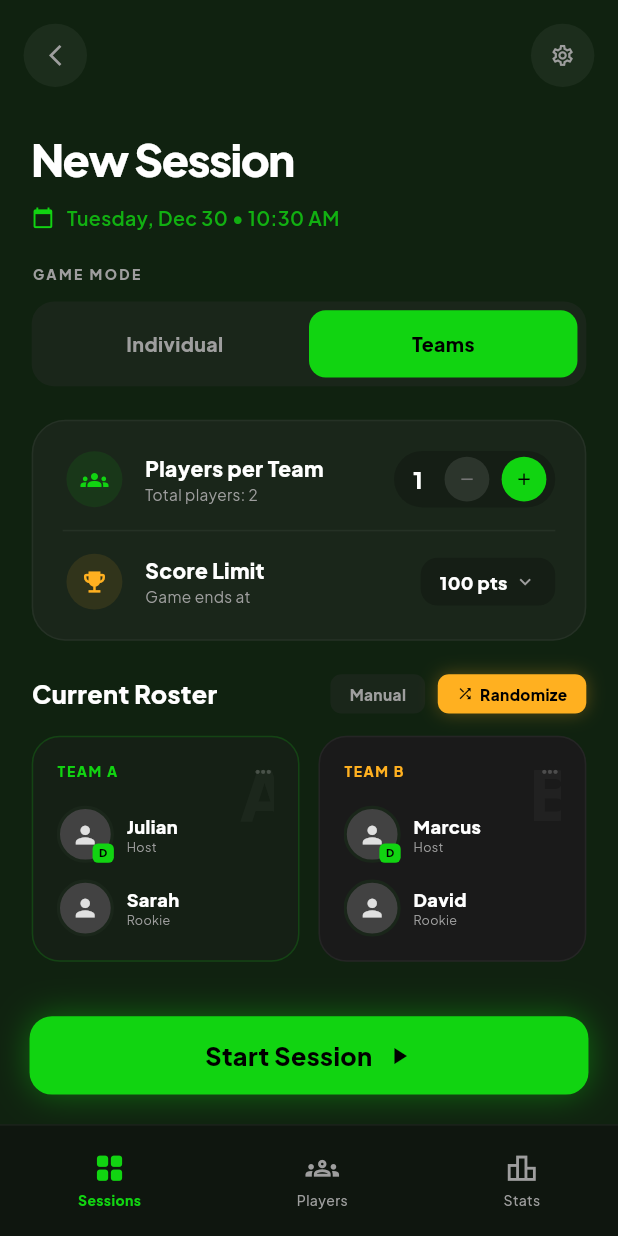
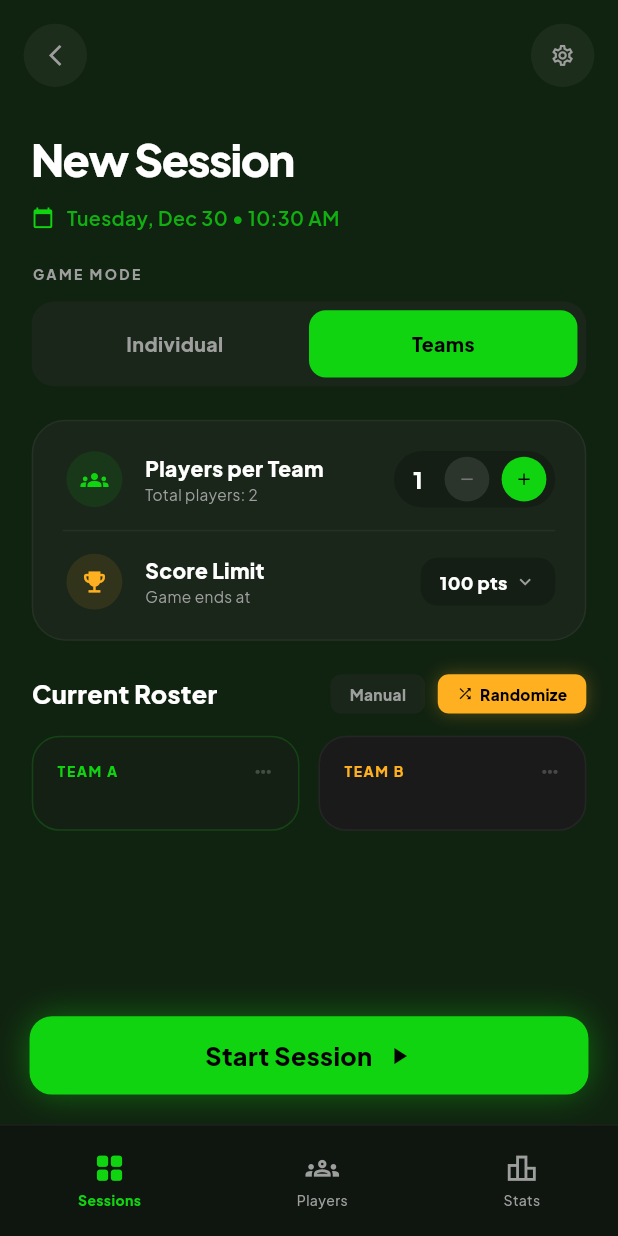
Before and after one commit to hosamafiky/dominoes_tracker, a Flutter app: the SessionSetupPage screen opened by its route, after a tap on the "remove" icon, on a phone screen of 412 x 824 dp. Run offline on Flutter 3.47's test engine with Material 3 defaults, Android fonts, the phone set to English and light mode, and no system bars; our stand-ins replace cached_network_image, cloud_firestore, dartz, equatable, firebase_core, flutter_bloc and 5 more; accounts and stored records are empty.

Commit message:
feat: Enhance session setup with player roster management and UI updates

```diff
--- a/lib/features/sessions/presentation/pages/session_setup_page.dart
+++ b/lib/features/sessions/presentation/pages/session_setup_page.dart
@@ -1,3 +1,4 @@
+import 'package:dominoes_tracker/features/players/domain/entities/player.dart';
 import 'package:flutter/material.dart';
 import 'package:flutter_bloc/flutter_bloc.dart';
 import 'package:flutter_screenutil/flutter_screenutil.dart';
@@ -29,6 +30,18 @@ class _SessionSetupPageState extends State<SessionSetupPage> {
   int playersPerTeam = 2;
   int scoreLimit = 100;
 
+  List<Player> team1 = [];
+  List<Player> team2 = [];
+
+  void _updateRoster(List<Player> players) {
+    final allPlayers = players.toList()..shuffle();
+    final halfSize = (allPlayers.length / 2).ceil();
+    setState(() {
+      team1 = allPlayers.take(halfSize).toList();
+      team2 = allPlayers.skip(halfSize).toList();
+    });
+  }
+
   @override
   void initState() {
     super.initState();
@@ -41,7 +54,9 @@ class _SessionSetupPageState extends State<SessionSetupPage> {
     final now = DateTime.now();
     final dateStr = DateFormat('EEEE, MMM d • h:mm a').format(now);
 
-    return BlocListener<SessionCubit, SessionState>(
+    return MultiBlocListener(
+      listeners: [
+        BlocListener<SessionCubit, SessionState>(
           listener: (context, state) {
             final route = ModalRoute.of(context)!;
             final isCurrent = route.isCurrent;
@@ -52,6 +67,15 @@ class _SessionSetupPageState extends State<SessionSetupPage> {
               ScaffoldMessenger.of(context).showSnackBar(SnackBar(content: Text(state.sessionError!), backgroundColor: Colors.red));
             }
           },
+        ),
+        BlocListener<PlayersCubit, PlayersState>(
+          listener: (context, state) {
+            if (state is PlayersLoaded) {
+              _updateRoster(state.players);
+            }
+          },
+        ),
+      ],
       child: Scaffold(
         backgroundColor: isDark ? AppTheme.backgroundDark : AppTheme.backgroundLight,
         body: Stack(
@@ -81,9 +105,9 @@ class _SessionSetupPageState extends State<SessionSetupPage> {
                             },
                           ),
                           24.verticalSpace,
-                          const RosterHeader(),
+                          RosterHeader(onRandomizeTap: () => _updateRoster(team1..addAll(team2)), onManualTap: () {}),
                           16.verticalSpace,
-                          const TeamRosterGrid(),
+                          TeamRosterGrid(team1: team1, team2: team2),
                           160.verticalSpace,
                         ],
                       ),
@@ -96,25 +120,12 @@ class _SessionSetupPageState extends State<SessionSetupPage> {
               builder: (context, state) => SessionFooter(
                 sessionStatus: state.sessionStatus,
                 onCreateSession: () {
-                  final playersState = context.read<PlayersCubit>().state;
-                  List<String> team1Ids = [];
-                  List<String> team2Ids = [];
-                  if (playersState is PlayersLoaded) {
-                    final selected = playersState.players.where((p) => p.isSelected).toList();
-                    if (selected.isNotEmpty) {
-                      // simple logic: first half to team 1, second half to team 2
-                      int mid = (selected.length / 2).ceil();
-                      team1Ids = selected.take(mid).map((p) => p.id).toList();
-                      team2Ids = selected.skip(mid).map((p) => p.id).toList();
-                    }
-                  }
-
                   context.read<SessionCubit>().createSession(
                     team1Name: isTeamMode ? 'Team A' : 'Player 1',
                     team2Name: isTeamMode ? 'Team B' : 'Player 2',
                     limit: scoreLimit,
-                    team1PlayerIds: team1Ids,
-                    team2PlayerIds: team2Ids,
+                    team1PlayerIds: team1.map((p) => p.id).toList(),
+                    team2PlayerIds: team2.map((p) => p.id).toList(),
                   );
                 },
               ),
--- a/lib/features/sessions/presentation/widgets/roster_header.dart
+++ b/lib/features/sessions/presentation/widgets/roster_header.dart
@@ -8,13 +8,16 @@ class SessionActionChip extends StatelessWidget {
   final Color bg;
   final Color textColor;
   final bool hasPulse;
+  final VoidCallback? onTap;
 
-  const SessionActionChip({super.key, required this.label, required this.bg, required this.textColor, this.hasPulse = false});
+  const SessionActionChip({super.key, required this.label, required this.bg, required this.textColor, this.hasPulse = false, this.onTap});
 
   @override
   Widget build(BuildContext context) {
     final isDark = Theme.of(context).brightness == Brightness.dark;
-    return Container(
+    return InkWell(
+      onTap: onTap,
+      child: Container(
         padding: EdgeInsets.symmetric(horizontal: 12.w, vertical: 6.h),
         decoration: BoxDecoration(
           color: bg == Colors.transparent ? (isDark ? AppTheme.surfaceHighlight : Colors.grey[200]!) : bg,
@@ -31,12 +34,16 @@ class SessionActionChip extends StatelessWidget {
             ),
           ],
         ),
+      ),
     );
   }
 }
 
 class RosterHeader extends StatelessWidget {
-  const RosterHeader({super.key});
+  const RosterHeader({super.key, this.onRandomizeTap, this.onManualTap});
+
+  final VoidCallback? onRandomizeTap;
+  final VoidCallback? onManualTap;
 
   @override
   Widget build(BuildContext context) {
@@ -49,9 +56,9 @@ class RosterHeader extends StatelessWidget {
         ),
         Row(
           children: [
-            const SessionActionChip(label: 'Manual', bg: Colors.transparent, textColor: Colors.grey),
+            SessionActionChip(label: 'Manual', bg: Colors.transparent, textColor: Colors.grey, onTap: onManualTap),
             8.horizontalSpace,
-            const SessionActionChip(label: 'Randomize', bg: AppTheme.accentGold, textColor: Colors.black, hasPulse: true),
+            SessionActionChip(label: 'Randomize', bg: AppTheme.accentGold, textColor: Colors.black, hasPulse: true, onTap: onRandomizeTap),
           ],
         ),
       ],
--- a/lib/features/sessions/presentation/widgets/team_roster_grid.dart
+++ b/lib/features/sessions/presentation/widgets/team_roster_grid.dart
@@ -1,58 +1,62 @@
+import 'package:dominoes_tracker/core/widgets/app_cached_image.dart';
 import 'package:flutter/material.dart';
 import 'package:flutter_screenutil/flutter_screenutil.dart';
 
 import '../../../../core/theme/app_theme.dart';
+import '../../../players/domain/entities/player.dart';
 
 class TeamRosterGrid extends StatelessWidget {
-  const TeamRosterGrid({super.key});
+  const TeamRosterGrid({super.key, required this.team1, required this.team2});
+
+  final List<Player> team1;
+  final List<Player> team2;
 
   @override
   Widget build(BuildContext context) {
     return Row(
       children: [
         Expanded(
-          child: TeamCard(teamName: 'Team A', accentColor: AppTheme.primary, p1: 'Julian', p2: 'Sarah', isFocus: true),
+          child: TeamCard(teamName: 'Team A', accentColor: AppTheme.primary, players: team1, isFocus: true),
         ),
         12.horizontalSpace,
         Expanded(
-          child: TeamCard(teamName: 'Team B', accentColor: AppTheme.accentGold, p1: 'Marcus', p2: 'David'),
+          child: TeamCard(teamName: 'Team B', accentColor: AppTheme.accentGold, players: team2),
         ),
       ],
     );
   }
 }
 
-class TeamCard extends StatelessWidget {
+class TeamCard extends StatefulWidget {
   final String teamName;
   final Color accentColor;
-  final String p1;
-  final String p2;
+  final List<Player> players;
   final bool isFocus;
 
-  const TeamCard({super.key, required this.teamName, required this.accentColor, required this.p1, required this.p2, this.isFocus = false});
+  const TeamCard({super.key, required this.teamName, required this.accentColor, required this.players, this.isFocus = false});
 
+  @override
+  State<TeamCard> createState() => _TeamCardState();
+}
+
+class _TeamCardState extends State<TeamCard> {
+  late String teamName = widget.teamName;
   @override
   Widget build(BuildContext context) {
     final isDark = Theme.of(context).brightness == Brightness.dark;
-    final bg = isFocus ? (isDark ? const Color(0xFF152015) : Colors.white) : (isDark ? const Color(0xFF1A1A1A) : Colors.white);
+    final bg = widget.isFocus ? (isDark ? const Color(0xFF152015) : Colors.white) : (isDark ? const Color(0xFF1A1A1A) : Colors.white);
 
     return Container(
       padding: EdgeInsets.all(16.dg),
       decoration: BoxDecoration(
         color: bg,
         borderRadius: BorderRadius.circular(20.r),
-        border: Border.all(color: isFocus ? accentColor.withValues(alpha: 0.2) : (isDark ? Colors.white.withValues(alpha: 0.05) : Colors.grey[100]!)),
+        border: Border.all(
+          color: widget.isFocus ? widget.accentColor.withValues(alpha: 0.2) : (isDark ? Colors.white.withValues(alpha: 0.05) : Colors.grey[100]!),
+        ),
       ),
       child: Stack(
         children: [
-          Positioned(
-            top: -10,
-            right: -10,
-            child: Text(
-              teamName.substring(5),
-              style: TextStyle(fontSize: 48.sp, fontWeight: FontWeight.w900, color: Colors.white.withValues(alpha: 0.03)),
-            ),
-          ),
           Column(
             crossAxisAlignment: CrossAxisAlignment.start,
             children: [
@@ -61,15 +65,15 @@ class TeamCard extends StatelessWidget {
                 children: [
                   Text(
                     teamName.toUpperCase(),
-                    style: TextStyle(fontSize: 10.sp, fontWeight: FontWeight.w800, color: accentColor, letterSpacing: 1.w),
+                    style: TextStyle(fontSize: 10.sp, fontWeight: FontWeight.w800, color: widget.accentColor, letterSpacing: 1.w),
                   ),
                   Icon(Icons.more_horiz, size: 16.sp, color: Colors.white.withValues(alpha: 0.2)),
                 ],
               ),
               16.verticalSpace,
-              _PlayerRow(name: p1, role: 'Host', isHost: true),
-              12.verticalSpace,
-              _PlayerRow(name: p2, role: 'Rookie', isHost: false),
+              Column(
+                children: widget.players.indexed.map((e) => _PlayerRow(player: e.$2, role: e.$1 == 0 ? 'Host' : 'Player', isHost: e.$1 == 0)).toList(),
+              ),
             ],
           ),
         ],
@@ -79,12 +83,11 @@ class TeamCard extends StatelessWidget {
 }
 
 class _PlayerRow extends StatelessWidget {
-  final String name;
+  final Player player;
   final String role;
   final bool isHost;
 
-  const _PlayerRow({required this.name, required this.role, required this.isHost});
-
+  const _PlayerRow({required this.player, required this.role, required this.isHost});
   @override
   Widget build(BuildContext context) {
     return Row(
@@ -102,7 +105,7 @@ class _PlayerRow extends StatelessWidget {
               ),
               child: ClipRRect(
                 borderRadius: BorderRadius.circular(100.r),
-                child: Icon(Icons.person, size: 20.sp, color: Colors.grey[300]),
+                child: AppCachedImage(imageUrl: player.avatarUrl!),
               ),
             ),
             if (isHost)
@@ -122,7 +125,7 @@ class _PlayerRow extends StatelessWidget {
             crossAxisAlignment: CrossAxisAlignment.start,
             children: [
               Text(
-                name,
+                player.name,
                 style: TextStyle(fontSize: 13.sp, fontWeight: FontWeight.w800, color: Colors.white),
               ),
               Text(
```
Lines whose indentation alone changed are shown as unchanged.
